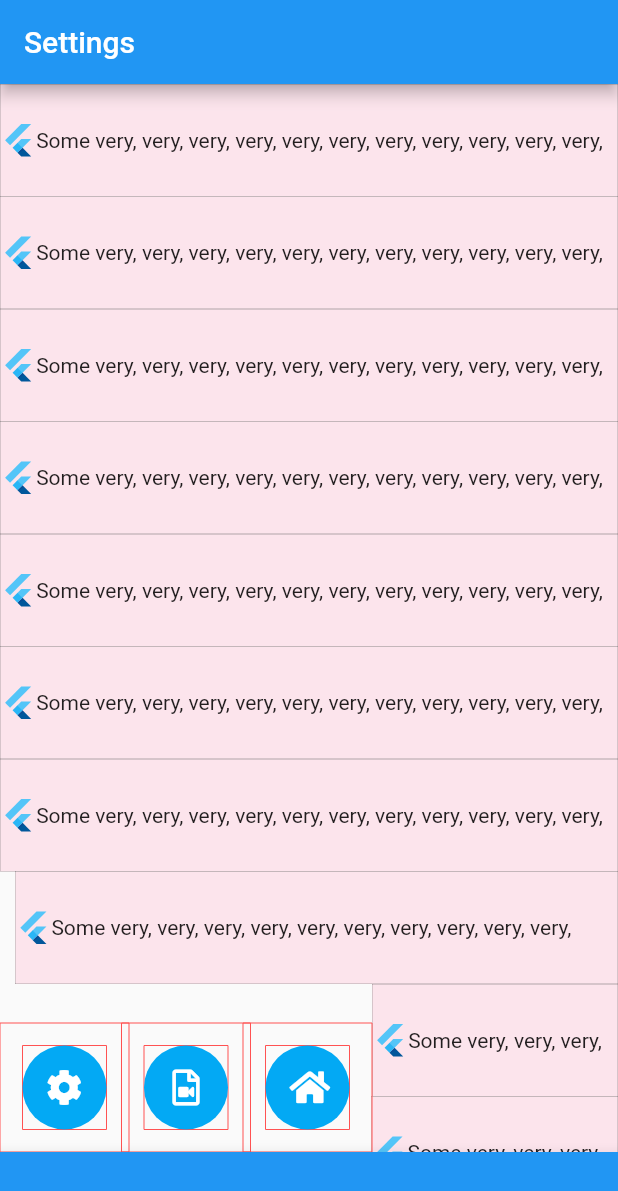
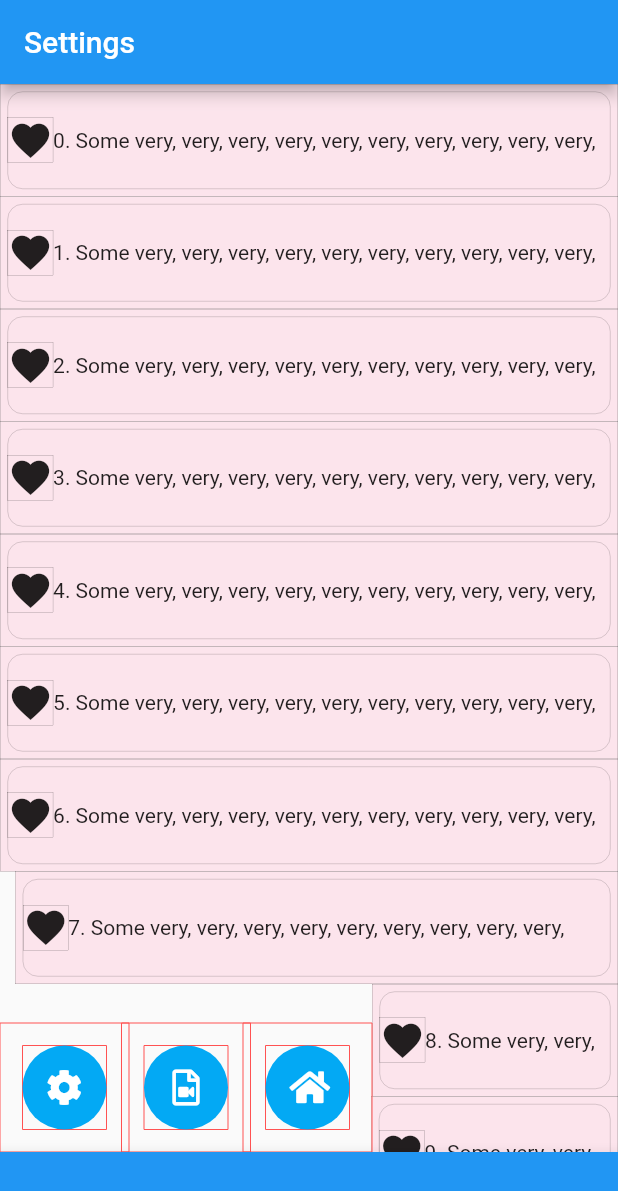
Before and after one commit to BigDeeEss/bu1_kar_kam, a Flutter app: the screen it shows after launch, on a phone screen of 412 x 824 dp. Shown: the top 1191 px of the screen. Run offline on Flutter 3.47's test engine with Material 2 defaults, Android fonts, the phone set to English and light mode, and no system bars; our stand-ins replace font_awesome_flutter.

Commit message:
Improved solution to overflow error reported by Row.
Added various instances of BoxedContainer in order to visualise widgets.

Use _SettingsPageListTileClipper to clip the content of the Text widget. Effect is highlighted by the red box border.

```diff
--- a/lib/settings_page_contents.dart
+++ b/lib/settings_page_contents.dart
@@ -52,15 +52,15 @@ class _SettingsPageContentsState extends State<SettingsPageContents> {
 
     //  Generate a temporary list of tiles to build.
     List<Widget> tileList = [
-      ...List<Widget>.generate(110, (int index) {
+      ...List<Widget>.generate(150, (int index) {
         return SettingsPageListTile(
           basePageViewRect:
               basePageViewRect ?? Offset.zero & MediaQuery.of(context).size,
           guestRect: buttonArrayRect,
           index: index,
-          leading: FlutterLogo(),
+          leading: Icon(Icons.favorite, size: 30),
         );
-      })
+      }),
     ];
 
     return DataNotifier(
--- a/lib/settings_page_list_tile.dart
+++ b/lib/settings_page_list_tile.dart
@@ -237,7 +237,8 @@ class SettingsPageListTile extends StatelessWidget {
         //  be applied to this instance of [SettingsPageListTile].
         double deltaX = getDeltaX(value);
         double width = hostRect.width - deltaX;
-        ;
+
+        // Diagnostics...delete.
         if (index == 10) {
           print('basePageViewRect.width = ${basePageViewRect.width}');
           print('deltaX = ${deltaX}');
@@ -253,58 +254,43 @@ class SettingsPageListTile extends StatelessWidget {
               ? EdgeInsets.only(left: deltaX)
               : EdgeInsets.only(right: deltaX),
           height: height,
+          //  ToDo: implement an improved padding value assignment.
+          //  ToDo: implement a borderRadius.
           child: Padding(
-            padding: EdgeInsets.all(0.0),
-            child: Row(
-              children: <Widget>[
-                leading ?? Container(),
-                Expanded(
-                  child: Text(
-                    'Some very, very, very, very, very, very, very, very, very, very, very, very long text!',
-                    maxLines: 1,
+            padding: EdgeInsets.all(5.0),
+            //  ToDo: delete the following instance of BoxedContainer.
+            child: BoxedContainer(
+              borderRadius: 10,
+              child: Row(
+                children: <Widget>[
+                  //  ToDo: delete the following instance of BoxedContainer.
+                  BoxedContainer(
+                    child: leading,
                   ),
-                ),
-              ],
-            ),
-          ),
-        );
-        return BoxedContainer(
-          color: Colors.blue.withOpacity(0.5),
-          margin: AppSettings.buttonAlignment.isLeft
-              ? EdgeInsets.only(left: deltaX)
-              : EdgeInsets.only(right: deltaX),
-          height: height,
-          child: Container(
-            child: Padding(
-              padding: EdgeInsets.all(0.0),
-              child: Align(
-                alignment: Alignment.centerLeft,
-                child: Container(
-                  child: index == 10 ? ClipPath(
-                    clipper: _SettingsPageListTileClipper(
-                      width: 1.0 * width - 0,
-                      index: index,
-                    ),
-                    child: Padding(
-                      padding: EdgeInsets.all(0.0),
-                      child: Container(
-                        child: Row(
-                          children: <Widget>[
-                            leading ?? Container(),
-                            SizedBox(
-                              height: 60,
-                              width: 0,
-                            ),
-                            Text(
-                              'Some very, very, very, very, very, very, very, very, very, very, very, very long text!',
-                              maxLines: 1,
-                            ),
-                          ],
+                  //  ToDo: delete the dependence on index.
+                  index == 10 ? Expanded(
+                    child: ClipPath(
+                      clipper: _SettingsPageListTileClipper(
+                        //  ToDo: implement a width that depends on leading.
+                        width: 1.0 * width - 45,
+                        index: index,
+                      ),
+                      child: BoxedContainer(
+                        borderWidth: 1,
+                        borderColor: Colors.red,
+                        child: Text(
+                          '$index. Some very, very, very, very, very, very, very, very, very, very, very, very long text!',
+                          maxLines: 1,
                         ),
                       ),
                     ),
-                  ) : Container(),
-                ),
+                  ) : Expanded(
+                    child:Text(
+                      '$index. Some very, very, very, very, very, very, very, very, very, very, very, very long text!',
+                      maxLines: 1,
+                    ),
+                  ),
+                ],
               ),
             ),
           ),
```
Also changed, not shown: lib/settings_page_tiles.dart (renamed from lib/settings_page_tile_list.dart).
